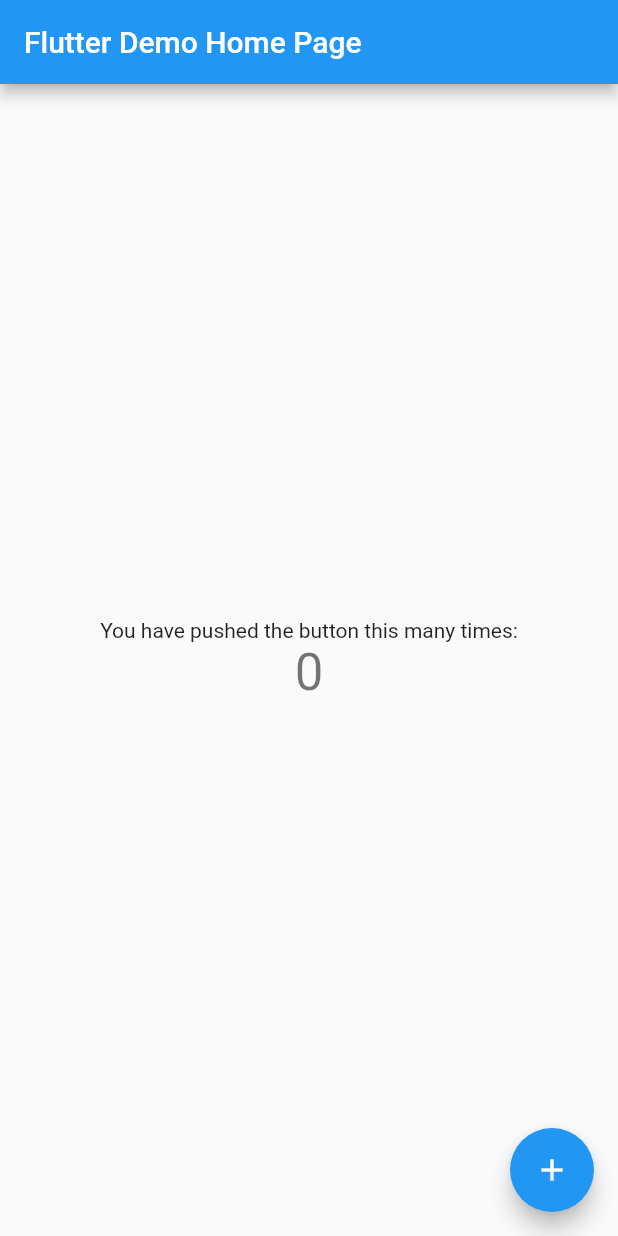
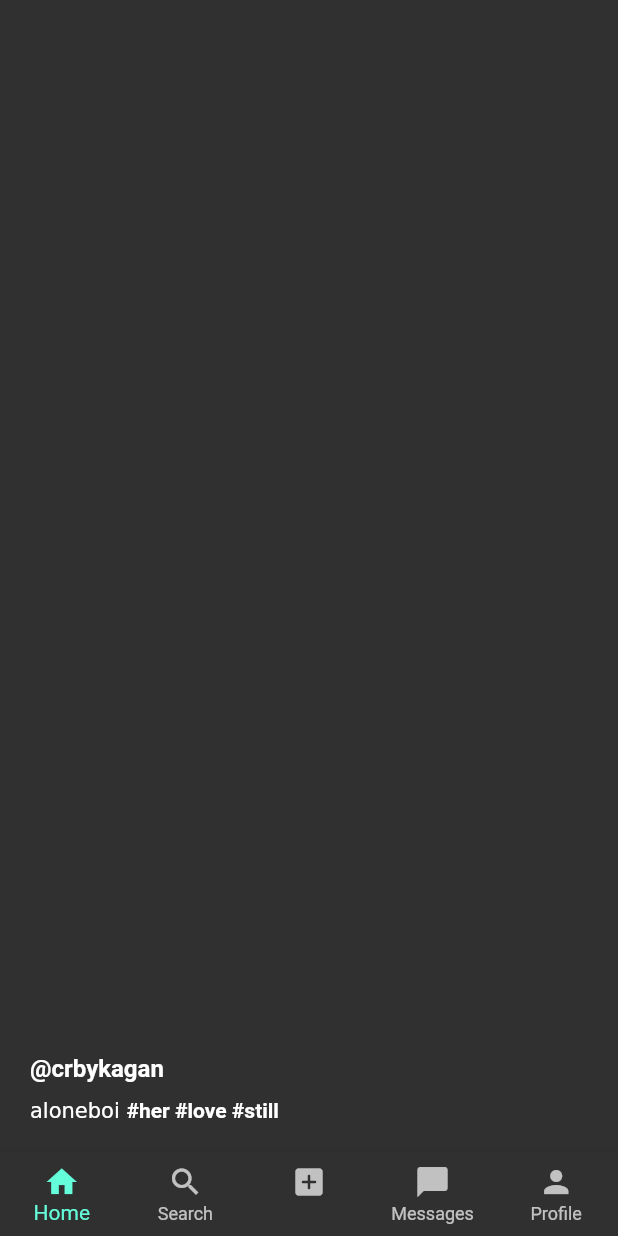
Before and after one commit to ozturkoglukagan/tiktok_clone, a Flutter app: the screen it shows after launch, on a phone screen of 412 x 824 dp. Run offline on Flutter 3.47's test engine with Material 2 defaults, Android fonts, the phone set to English and light mode, and no system bars.

Commit message:
main page added

```diff
--- /dev/null
+++ b/tt_clone/lib/homepage.dart
@@ -0,0 +1,51 @@
+import 'package:flutter/material.dart';
+import 'package:tt_clone/pages/home.dart';
+import 'package:tt_clone/pages/messages.dart';
+import 'package:tt_clone/pages/plus.dart';
+import 'package:tt_clone/pages/profile.dart';
+import 'package:tt_clone/pages/search.dart';
+import 'homepage.dart';
+
+class HomePage extends StatefulWidget {
+  const HomePage({Key? key}) : super(key: key);
+
+  @override
+  State<HomePage> createState() => _HomePageState();
+}
+
+class _HomePageState extends State<HomePage> {
+  int _selectedIndex = 0;
+  void _navigateBottomBar(int index) {
+    setState(() {
+      _selectedIndex = index;
+    });
+  }
+
+  final List<Widget> _pages = [
+    UserHomePage(),
+    UserSearchPage(),
+    UserPlusPage(),
+    UserMessagesPage(),
+    UserProfilePage(),
+  ];
+
+  @override
+  Widget build(BuildContext context) {
+    return Scaffold(
+      body: _pages[_selectedIndex],
+      bottomNavigationBar: BottomNavigationBar(
+        currentIndex: _selectedIndex,
+        onTap: _navigateBottomBar,
+        type: BottomNavigationBarType.fixed,
+        items: [
+          BottomNavigationBarItem(icon: Icon(Icons.home), label: 'Home'),
+          BottomNavigationBarItem(icon: Icon(Icons.search), label: 'Search'),
+          BottomNavigationBarItem(icon: Icon(Icons.add_box_rounded), label: ''),
+          BottomNavigationBarItem(
+              icon: Icon(Icons.chat_bubble_rounded), label: 'Messages'),
+          BottomNavigationBarItem(icon: Icon(Icons.person), label: 'Profile'),
+        ],
+      ),
+    );
+  }
+}
--- a/tt_clone/lib/main.dart
+++ b/tt_clone/lib/main.dart
@@ -1,4 +1,5 @@
 import 'package:flutter/material.dart';
+import 'homepage.dart';
 
 void main() {
   runApp(const MyApp());
@@ -7,109 +8,12 @@
 class MyApp extends StatelessWidget {
   const MyApp({Key? key}) : super(key: key);
 
-  // This widget is the root of your application.
   @override
   Widget build(BuildContext context) {
     return MaterialApp(
-      title: 'Flutter Demo',
-      theme: ThemeData(
-        // This is the theme of your application.
-        //
-        // Try running your application with "flutter run". You'll see the
-        // application has a blue toolbar. Then, without quitting the app, try
-        // changing the primarySwatch below to Colors.green and then invoke
-        // "hot reload" (press "r" in the console where you ran "flutter run",
-        // or simply save your changes to "hot reload" in a Flutter IDE).
-        // Notice that the counter didn't reset back to zero; the application
-        // is not restarted.
-        primarySwatch: Colors.blue,
-      ),
-      home: const MyHomePage(title: 'Flutter Demo Home Page'),
+      debugShowCheckedModeBanner: false,
+      home: HomePage(),
+      theme: ThemeData(brightness: Brightness.dark),
     );
   }
 }
-
-class MyHomePage extends StatefulWidget {
-  const MyHomePage({Key? key, required this.title}) : super(key: key);
-
-  // This widget is the home page of your application. It is stateful, meaning
-  // that it has a State object (defined below) that contains fields that affect
-  // how it looks.
-
-  // This class is the configuration for the state. It holds the values (in this
-  // case the title) provided by the parent (in this case the App widget) and
-  // used by the build method of the State. Fields in a Widget subclass are
-  // always marked "final".
-
-  final String title;
-
-  @override
-  State<MyHomePage> createState() => _MyHomePageState();
-}
-
-class _MyHomePageState extends State<MyHomePage> {
-  int _counter = 0;
-
-  void _incrementCounter() {
-    setState(() {
-      // This call to setState tells the Flutter framework that something has
-      // changed in this State, which causes it to rerun the build method below
-      // so that the display can reflect the updated values. If we changed
-      // _counter without calling setState(), then the build method would not be
-      // called again, and so nothing would appear to happen.
-      _counter++;
-    });
-  }
-
-  @override
-  Widget build(BuildContext context) {
-    // This method is rerun every time setState is called, for instance as done
-    // by the _incrementCounter method above.
-    //
-    // The Flutter framework has been optimized to make rerunning build methods
-    // fast, so that you can just rebuild anything that needs updating rather
-    // than having to individually change instances of widgets.
-    return Scaffold(
-      appBar: AppBar(
-        // Here we take the value from the MyHomePage object that was created by
-        // the App.build method, and use it to set our appbar title.
-        title: Text(widget.title),
-      ),
-      body: Center(
-        // Center is a layout widget. It takes a single child and positions it
-        // in the middle of the parent.
-        child: Column(
-          // Column is also a layout widget. It takes a list of children and
-          // arranges them vertically. By default, it sizes itself to fit its
-          // children horizontally, and tries to be as tall as its parent.
-          //
-          // Invoke "debug painting" (press "p" in the console, choose the
-          // "Toggle Debug Paint" action from the Flutter Inspector in Android
-          // Studio, or the "Toggle Debug Paint" command in Visual Studio Code)
-          // to see the wireframe for each widget.
-          //
-          // Column has various properties to control how it sizes itself and
-          // how it positions its children. Here we use mainAxisAlignment to
-          // center the children vertically; the main axis here is the vertical
-          // axis because Columns are vertical (the cross axis would be
-          // horizontal).
-          mainAxisAlignment: MainAxisAlignment.center,
-          children: <Widget>[
-            const Text(
-              'You have pushed the button this many times:',
-            ),
-            Text(
-              '$_counter',
-              style: Theme.of(context).textTheme.headline4,
-            ),
-          ],
-        ),
-      ),
-      floatingActionButton: FloatingActionButton(
-        onPressed: _incrementCounter,
-        tooltip: 'Increment',
-        child: const Icon(Icons.add),
-      ), // This trailing comma makes auto-formatting nicer for build methods.
-    );
-  }
-}
--- /dev/null
+++ b/tt_clone/lib/pages/home.dart
@@ -0,0 +1,23 @@
+import 'package:flutter/material.dart';
+
+import '../posts/mypost_1.dart';
+import '../posts/mypost_2.dart';
+import '../posts/mypost_3.dart';
+
+class UserHomePage extends StatelessWidget {
+  final _controller = PageController(initialPage: 0);
+  @override
+  Widget build(BuildContext context) {
+    return Scaffold(
+      body: PageView(
+        controller: _controller,
+        scrollDirection: Axis.vertical,
+        children: [
+          MyPost1(),
+          MyPost2(),
+          MyPost3(),
+        ],
+      ),
+    );
+  }
+}
--- /dev/null
+++ b/tt_clone/lib/posts/mypost_1.dart
@@ -0,0 +1,40 @@
+import 'package:flutter/material.dart';
+
+class MyPost1 extends StatelessWidget {
+  @override
+  Widget build(BuildContext context) {
+    return Scaffold(
+      body: Stack(
+        children: [
+          //Username and caption
+          Padding(
+            padding: const EdgeInsets.all(20.0),
+            child: Container(
+              alignment: Alignment(-1, 1),
+              child: Column(
+                  mainAxisAlignment: MainAxisAlignment.end,
+                  crossAxisAlignment: CrossAxisAlignment.start,
+                  children: [
+                    Text(
+                      '@crbykagan',
+                      style:
+                          TextStyle(fontWeight: FontWeight.bold, fontSize: 16),
+                    ),
+                    SizedBox(
+                      height: 10,
+                    ),
+                    RichText(
+                        text: TextSpan(children: [
+                      TextSpan(text: 'aloneboi '),
+                      TextSpan(
+                          text: '#her #love #still',
+                          style: TextStyle(fontWeight: FontWeight.bold)),
+                    ]))
+                  ]),
+            ),
+          )
+        ],
+      ),
+    );
+  }
+}
```
Also changed, not shown: tt_clone/lib/pages/messages.dart (added, +12 -0 lines), tt_clone/lib/pages/plus.dart (added, +12 -0 lines), tt_clone/lib/pages/profile.dart (added, +12 -0 lines), tt_clone/lib/pages/search.dart (added, +12 -0 lines), tt_clone/lib/posts/mypost_2.dart (added, +10 -0 lines), tt_clone/lib/posts/mypost_3.dart (added, +12 -0 lines).
